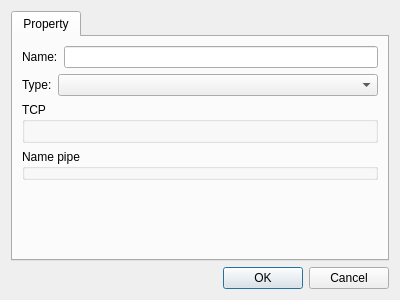
Above: Plugins/RawStream/DlgSettingsRawStream.ui from KangLin/RabbitRemoteControl before the change. Below: the same form after it.
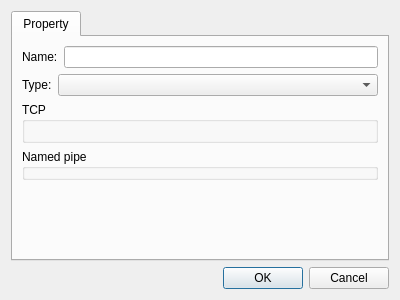
That is the form after the change. Custom widgets are drawn as their Qt base class.

What changed in the file:
```diff
--- a/Plugins/RawStream/DlgSettingsRawStream.ui
+++ b/Plugins/RawStream/DlgSettingsRawStream.ui
@@ -87,7 +87,7 @@
        <item row="3" column="0">
         <widget class="QGroupBox" name="gpNamePipe">
          <property name="title">
-          <string>Name pipe</string>
+          <string>Named pipe</string>
          </property>
         </widget>
        </item>
```
